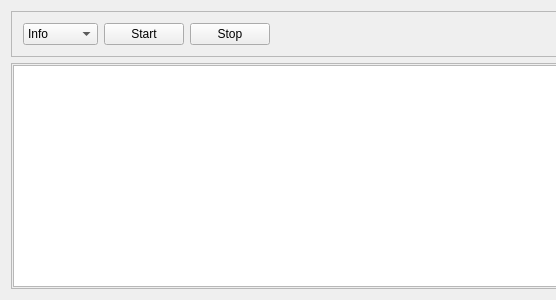
The window that branches/eso50cm-gui/ESO50CM/Console/logpanel.ui (tzuchiangshen/eso50cm) describes before a commit, drawn with Qt 5; both pictures show x 0 to 556 and y 0 to 300 of the 1060 by 300 pixel window.
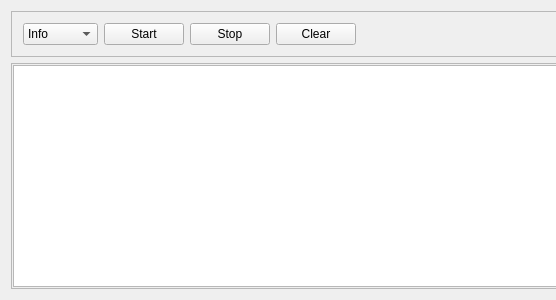
The same window after the commit.

Commit message: tshen 2012-08-27: fine tuning in logging message and windows layout

The edit to the form file:
```diff
--- a/branches/eso50cm-gui/ESO50CM/Console/logpanel.ui
+++ b/branches/eso50cm-gui/ESO50CM/Console/logpanel.ui
@@ -106,6 +106,13 @@
         </property>
        </widget>
       </item>
+      <item>
+       <widget class="QPushButton" name="btClearLogging">
+        <property name="text">
+         <string>Clear</string>
+        </property>
+       </widget>
+      </item>
       <item>
        <spacer name="horizontalSpacer">
         <property name="orientation">
```
The commit also changes 6 other files.
